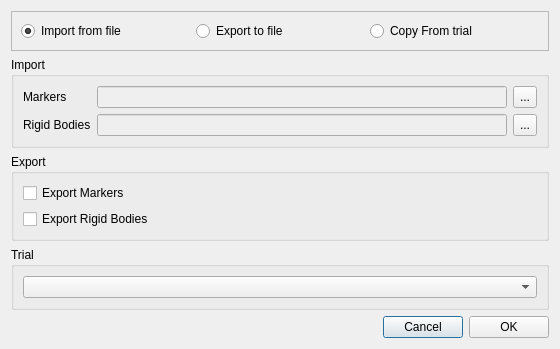
Before: the Qt Designer form src/ui/ui-files/ImportExportPointsDialog.ui in XROMMPackages/xmalab, drawn with Qt 5.
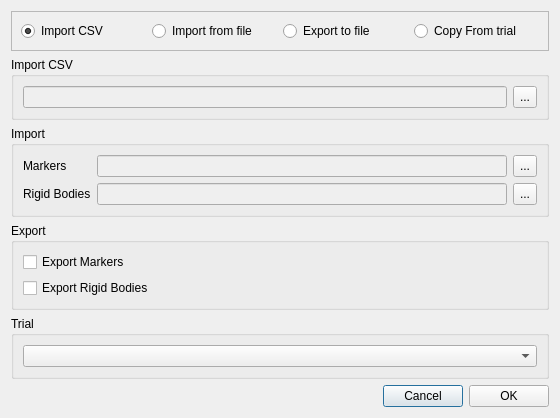
After: the same form once the commit is applied.

Commit message: Added option to import CSV files for markers

Diff of the .ui file:
```diff
--- a/src/ui/ui-files/ImportExportPointsDialog.ui
+++ b/src/ui/ui-files/ImportExportPointsDialog.ui
@@ -7,7 +7,7 @@
     <x>0</x>
     <y>0</y>
     <width>560</width>
-    <height>305</height>
+    <height>363</height>
    </rect>
   </property>
   <property name="sizePolicy">
@@ -20,7 +20,7 @@
    <string>Import/Export  Markers and Rigid Bodies</string>
   </property>
   <layout class="QGridLayout" name="gridLayout_4">
-   <item row="1" column="0" colspan="3">
+   <item row="2" column="0" colspan="3">
     <widget class="QGroupBox" name="groupBoxImport">
      <property name="sizePolicy">
       <sizepolicy hsizetype="Preferred" vsizetype="Maximum">
@@ -32,6 +32,45 @@
       <string>Import</string>
      </property>
      <layout class="QGridLayout" name="gridLayout">
+      <item row="1" column="2">
+       <widget class="QToolButton" name="toolButtonRigidBodies">
+        <property name="sizePolicy">
+         <sizepolicy hsizetype="Fixed" vsizetype="Preferred">
+          <horstretch>0</horstretch>
+          <verstretch>0</verstretch>
+         </sizepolicy>
+        </property>
+        <property name="text">
+         <string>...</string>
+        </property>
+       </widget>
+      </item>
+      <item row="1" column="1">
+       <widget class="QLineEdit" name="lineEditRigidBodies">
+        <property name="enabled">
+         <bool>false</bool>
+        </property>
+        <property name="sizePolicy">
+         <sizepolicy hsizetype="Minimum" vsizetype="Preferred">
+          <horstretch>0</horstretch>
+          <verstretch>0</verstretch>
+         </sizepolicy>
+        </property>
+       </widget>
+      </item>
+      <item row="1" column="0">
+       <widget class="QLabel" name="label_2">
+        <property name="sizePolicy">
+         <sizepolicy hsizetype="Maximum" vsizetype="Preferred">
+          <horstretch>0</horstretch>
+          <verstretch>0</verstretch>
+         </sizepolicy>
+        </property>
+        <property name="text">
+         <string>Rigid Bodies</string>
+        </property>
+       </widget>
+      </item>
       <item row="0" column="0">
        <widget class="QLabel" name="label_1">
         <property name="sizePolicy">
@@ -71,44 +110,46 @@
         </property>
        </widget>
       </item>
+     </layout>
+    </widget>
+   </item>
+   <item row="3" column="0" colspan="3">
+    <widget class="QGroupBox" name="groupBoxExport">
+     <property name="sizePolicy">
+      <sizepolicy hsizetype="Preferred" vsizetype="Maximum">
+       <horstretch>0</horstretch>
+       <verstretch>0</verstretch>
+      </sizepolicy>
+     </property>
+     <property name="title">
+      <string>Export</string>
+     </property>
+     <layout class="QGridLayout" name="gridLayout_2">
+      <item row="0" column="0">
+       <widget class="QCheckBox" name="checkBoxMarkers">
+        <property name="text">
+         <string>Export Markers</string>
+        </property>
+       </widget>
+      </item>
       <item row="1" column="0">
-       <widget class="QLabel" name="label_2">
-        <property name="sizePolicy">
-         <sizepolicy hsizetype="Maximum" vsizetype="Preferred">
-          <horstretch>0</horstretch>
-          <verstretch>0</verstretch>
-         </sizepolicy>
-        </property>
+       <widget class="QCheckBox" name="checkBoxRigidBodies">
         <property name="text">
-         <string>Rigid Bodies</string>
+         <string>Export Rigid Bodies</string>
         </property>
        </widget>
       </item>
-      <item row="1" column="1">
-       <widget class="QLineEdit" name="lineEditRigidBodies">
-        <property name="enabled">
-         <bool>false</bool>
-        </property>
-        <property name="sizePolicy">
-         <sizepolicy hsizetype="Minimum" vsizetype="Preferred">
-          <horstretch>0</horstretch>
-          <verstretch>0</verstretch>
-         </sizepolicy>
-        </property>
-       </widget>
-      </item>
-      <item row="1" column="2">
-       <widget class="QToolButton" name="toolButtonRigidBodies">
-        <property name="sizePolicy">
-         <sizepolicy hsizetype="Fixed" vsizetype="Preferred">
-          <horstretch>0</horstretch>
-          <verstretch>0</verstretch>
-         </sizepolicy>
-        </property>
-        <property name="text">
-         <string>...</string>
-        </property>
-       </widget>
+     </layout>
+    </widget>
+   </item>
+   <item row="4" column="0" colspan="3">
+    <widget class="QGroupBox" name="groupBoxTrial">
+     <property name="title">
+      <string>Trial</string>
+     </property>
+     <layout class="QGridLayout" name="gridLayout_5">
+      <item row="0" column="0">
+       <widget class="QComboBox" name="comboBoxTrial"/>
       </item>
      </layout>
     </widget>
@@ -128,77 +169,58 @@
       <enum>QFrame::Raised</enum>
      </property>
      <layout class="QGridLayout" name="gridLayout_3">
-      <item row="0" column="0">
+      <item row="0" column="1">
        <widget class="QRadioButton" name="radioButtonImport">
         <property name="text">
          <string>Import from file</string>
         </property>
         <property name="checked">
-         <bool>true</bool>
+         <bool>false</bool>
         </property>
        </widget>
       </item>
-      <item row="0" column="1">
+      <item row="0" column="2">
        <widget class="QRadioButton" name="radioButtonExport">
         <property name="text">
          <string>Export to file</string>
         </property>
        </widget>
       </item>
-      <item row="0" column="2">
+      <item row="0" column="3">
        <widget class="QRadioButton" name="radioButtonTrial">
         <property name="text">
          <string>Copy From trial</string>
         </property>
        </widget>
       </item>
-     </layout>
-    </widget>
-   </item>
-   <item row="2" column="0" colspan="3">
-    <widget class="QGroupBox" name="groupBoxExport">
-     <property name="sizePolicy">
-      <sizepolicy hsizetype="Preferred" vsizetype="Maximum">
-       <horstretch>0</horstretch>
-       <verstretch>0</verstretch>
-      </sizepolicy>
-     </property>
-     <property name="title">
-      <string>Export</string>
-     </property>
-     <layout class="QGridLayout" name="gridLayout_2">
       <item row="0" column="0">
-       <widget class="QCheckBox" name="checkBoxMarkers">
+       <widget class="QRadioButton" name="radioButtonImportCSV">
         <property name="text">
-         <string>Export Markers</string>
+         <string>Import CSV</string>
         </property>
-       </widget>
-      </item>
-      <item row="1" column="0">
-       <widget class="QCheckBox" name="checkBoxRigidBodies">
-        <property name="text">
-         <string>Export Rigid Bodies</string>
+        <property name="checked">
+         <bool>true</bool>
         </property>
        </widget>
       </item>
      </layout>
     </widget>
    </item>
-   <item row="4" column="1">
+   <item row="5" column="1">
     <widget class="QPushButton" name="pushButtonCancel">
      <property name="text">
       <string>Cancel</string>
      </property>
     </widget>
    </item>
-   <item row="4" column="2">
+   <item row="5" column="2">
     <widget class="QPushButton" name="pushButtonOK">
      <property name="text">
       <string>OK</string>
      </property>
     </widget>
    </item>
-   <item row="4" column="0">
+   <item row="5" column="0">
     <spacer name="horizontalSpacer">
      <property name="orientation">
       <enum>Qt::Horizontal</enum>
@@ -211,14 +233,43 @@
      </property>
     </spacer>
    </item>
-   <item row="3" column="0" colspan="3">
-    <widget class="QGroupBox" name="groupBoxTrial">
+   <item row="1" column="0" colspan="3">
+    <widget class="QGroupBox" name="groupBoxImportCSV">
+     <property name="sizePolicy">
+      <sizepolicy hsizetype="Preferred" vsizetype="Maximum">
+       <horstretch>0</horstretch>
+       <verstretch>0</verstretch>
+      </sizepolicy>
+     </property>
      <property name="title">
-      <string>Trial</string>
+      <string>Import CSV</string>
      </property>
-     <layout class="QGridLayout" name="gridLayout_5">
+     <layout class="QGridLayout" name="gridLayout_6">
+      <item row="0" column="1">
+       <widget class="QToolButton" name="toolButtonMarkersCSV">
+        <property name="sizePolicy">
+         <sizepolicy hsizetype="Fixed" vsizetype="Preferred">
+          <horstretch>0</horstretch>
+          <verstretch>0</verstretch>
+         </sizepolicy>
+        </property>
+        <property name="text">
+         <string>...</string>
+        </property>
+       </widget>
+      </item>
       <item row="0" column="0">
-       <widget class="QComboBox" name="comboBoxTrial"/>
+       <widget class="QLineEdit" name="lineEditMarkersCSV">
+        <property name="enabled">
+         <bool>false</bool>
+        </property>
+        <property name="sizePolicy">
+         <sizepolicy hsizetype="Minimum" vsizetype="Preferred">
+          <horstretch>0</horstretch>
+          <verstretch>0</verstretch>
+         </sizepolicy>
+        </property>
+       </widget>
       </item>
      </layout>
     </widget>
```
The commit also changes 16 other files.
